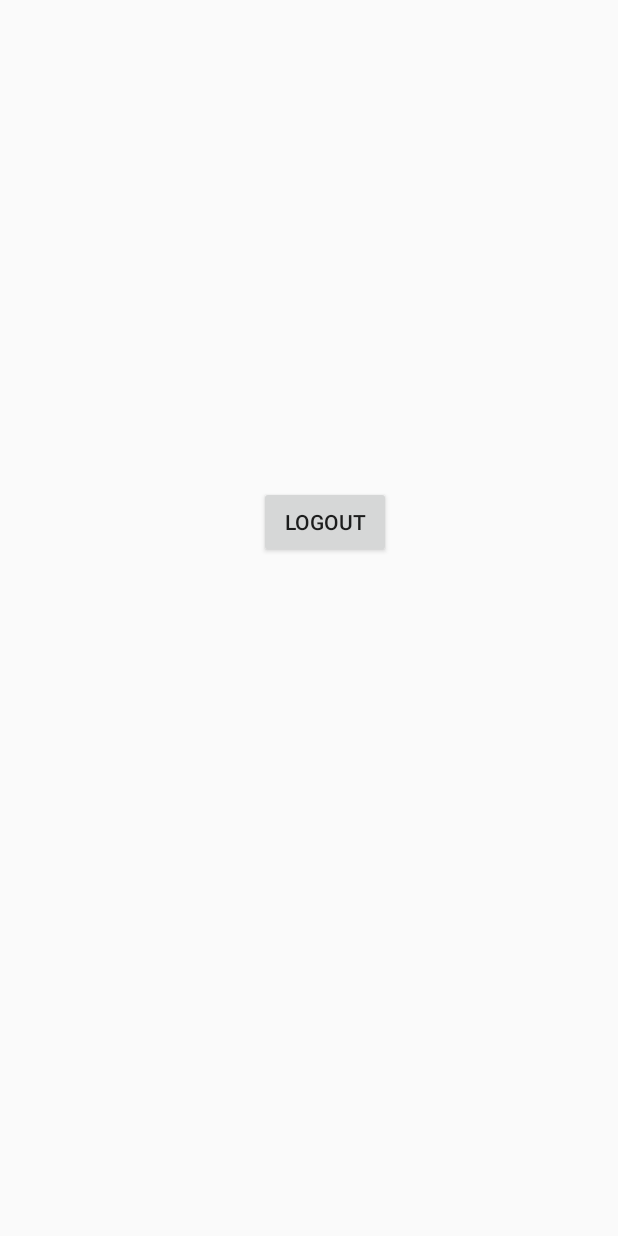
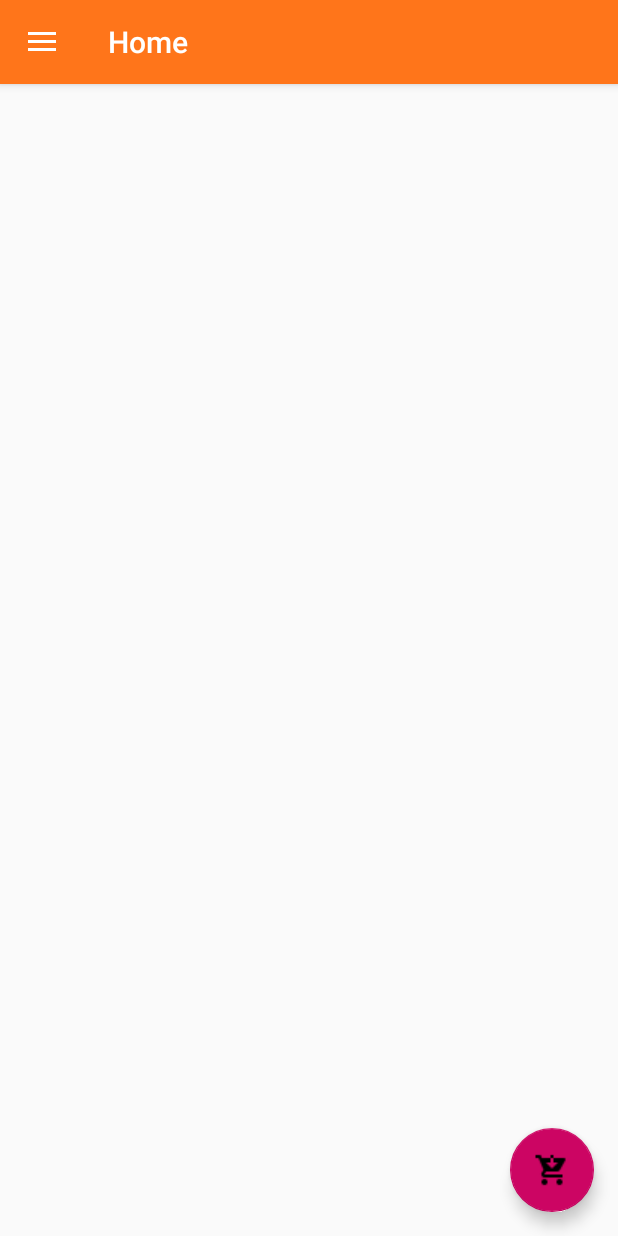
Before and after one commit to nomadlife/eCommerce_app, an Android app: the HomeActivity screen opened directly, with no data from a screen before it, on a phone screen of 412 x 824 dp. Run offline under Robolectric (Android 15) with nearby library versions, the phone set to English and light mode, and no system bars; libraries missing offline, so code that uses them is left out: io.paperdb; 1 statement that could not run was skipped.

Commit message:
ch14. Home, NavDrawer

```diff
--- a/app/build.gradle
+++ b/app/build.gradle
@@ -23,6 +23,8 @@ dependencies {
     implementation fileTree(dir: 'libs', include: ['*.jar'])
     implementation 'androidx.appcompat:appcompat:1.1.0'
     implementation 'androidx.constraintlayout:constraintlayout:1.1.3'
+    implementation 'androidx.legacy:legacy-support-v4:1.0.0'
+    implementation 'com.google.android.material:material:1.0.0'
     testImplementation 'junit:junit:4.12'
     androidTestImplementation 'androidx.test:runner:1.2.0'
     androidTestImplementation 'androidx.test.espresso:espresso-core:3.2.0'
@@ -32,6 +34,7 @@ dependencies {
     implementation 'androidx.cardview:cardview:1.0.0'
     implementation 'androidx.recyclerview:recyclerview:1.0.0'
     implementation 'io.paperdb:paperdb:2.6'
+    implementation 'de.hdodenhof:circleimageview:3.0.1'
 }
 
 apply plugin: 'com.google.gms.google-services'
--- a/app/src/main/AndroidManifest.xml
+++ b/app/src/main/AndroidManifest.xml
@@ -9,7 +9,10 @@
         android:roundIcon="@mipmap/ic_launcher_round"
         android:supportsRtl="true"
         android:theme="@style/AppTheme">
-        <activity android:name=".HomeActivity"></activity>
+        <activity
+            android:name=".HomeActivity"
+            android:label="@string/title_activity_home"
+            android:theme="@style/AppTheme.NoActionBar"></activity>
         <activity android:name=".RegisterActivity" />
         <activity android:name=".LoginActivity" />
         <activity android:name=".MainActivity">
--- a/app/src/main/java/com/example/ecommerce/HomeActivity.java
+++ b/app/src/main/java/com/example/ecommerce/HomeActivity.java
@@ -1,34 +1,116 @@
 package com.example.ecommerce;
-
-import androidx.appcompat.app.AppCompatActivity;
 
 import android.content.Intent;
 import android.os.Bundle;
+
+import com.google.android.material.floatingactionbutton.FloatingActionButton;
+import com.google.android.material.snackbar.Snackbar;
+
 import android.view.View;
-import android.widget.Button;
+
+import androidx.core.view.GravityCompat;
+import androidx.appcompat.app.ActionBarDrawerToggle;
+
+import android.view.MenuItem;
+
+import com.google.android.material.navigation.NavigationView;
+
+import androidx.drawerlayout.widget.DrawerLayout;
+
+import androidx.appcompat.app.AppCompatActivity;
+import androidx.appcompat.widget.Toolbar;
+
+import android.view.Menu;
 
 import io.paperdb.Paper;
 
-public class HomeActivity extends AppCompatActivity {
-
-    private Button LogoutButton;
+public class HomeActivity extends AppCompatActivity
+        implements NavigationView.OnNavigationItemSelectedListener {
 
     @Override
     protected void onCreate(Bundle savedInstanceState) {
         super.onCreate(savedInstanceState);
         setContentView(R.layout.activity_home);
 
-        LogoutButton = (Button) findViewById(R.id.logout_btn);
+        Paper.init(this);
 
-        LogoutButton.setOnClickListener(new View.OnClickListener() {
+        Toolbar toolbar = findViewById(R.id.toolbar);
+        toolbar.setTitle("Home");
+        setSupportActionBar(toolbar);
+
+
+        FloatingActionButton fab = findViewById(R.id.fab);
+        fab.setOnClickListener(new View.OnClickListener() {
             @Override
             public void onClick(View view) {
-
-                Paper.book().destroy();
-
-                Intent intent = new Intent(HomeActivity.this, MainActivity.class);
-                startActivity(intent);
+                Snackbar.make(view, "Replace with your own action", Snackbar.LENGTH_LONG)
+                        .setAction("Action", null).show();
             }
         });
+        DrawerLayout drawer = findViewById(R.id.drawer_layout);
+        NavigationView navigationView = findViewById(R.id.nav_view);
+        ActionBarDrawerToggle toggle = new ActionBarDrawerToggle(
+                this, drawer, toolbar, R.string.navigation_drawer_open, R.string.navigation_drawer_close);
+        drawer.addDrawerListener(toggle);
+        toggle.syncState();
+        navigationView.setNavigationItemSelectedListener(this);
+    }
+
+    @Override
+    public void onBackPressed() {
+        DrawerLayout drawer = findViewById(R.id.drawer_layout);
+        if (drawer.isDrawerOpen(GravityCompat.START)) {
+            drawer.closeDrawer(GravityCompat.START);
+        } else {
+            super.onBackPressed();
+        }
+    }
+
+    @Override
+    public boolean onCreateOptionsMenu(Menu menu) {
+        // Inflate the menu; this adds items to the action bar if it is present.
+        getMenuInflater().inflate(R.menu.home, menu);
+        return true;
+    }
+
+    @Override
+    public boolean onOptionsItemSelected(MenuItem item) {
+
+        int id = item.getItemId();
+
+//        if (id == R.id.action_settings) {
+//            return true;
+//        }
+
+        return super.onOptionsItemSelected(item);
+    }
+
+    @SuppressWarnings("StatementWithEmptyBody")
+    @Override
+    public boolean onNavigationItemSelected(MenuItem item) {
+        // Handle navigation view item clicks here.
+        int id = item.getItemId();
+
+        if (id == R.id.nav_cart) {
+            // Handle the camera action
+        } else if (id == R.id.nav_orders) {
+
+        } else if (id == R.id.nav_categories) {
+
+        } else if (id == R.id.nav_settings) {
+
+        } else if (id == R.id.nav_logout) {
+            Paper.book().destroy();
+
+            Intent intent = new Intent(HomeActivity.this, MainActivity.class);
+            intent.addFlags(Intent.FLAG_ACTIVITY_NEW_TASK | Intent.FLAG_ACTIVITY_CLEAR_TASK);
+            startActivity(intent);
+            finish();
+
+        }
+
+        DrawerLayout drawer = findViewById(R.id.drawer_layout);
+        drawer.closeDrawer(GravityCompat.START);
+        return true;
     }
 }
--- /dev/null
+++ b/app/src/main/res/drawable/ic_menu_manage.xml
@@ -0,0 +1,9 @@
+<vector xmlns:android="http://schemas.android.com/apk/res/android"
+    android:width="24dp"
+    android:height="24dp"
+    android:viewportWidth="24.0"
+    android:viewportHeight="24.0">
+    <path
+        android:fillColor="#FF000000"
+        android:pathData="M22.7,19l-9.1,-9.1c0.9,-2.3 0.4,-5 -1.5,-6.9 -2,-2 -5,-2.4 -7.4,-1.3L9,6 6,9 1.6,4.7C0.4,7.1 0.9,10.1 2.9,12.1c1.9,1.9 4.6,2.4 6.9,1.5l9.1,9.1c0.4,0.4 1,0.4 1.4,0l2.3,-2.3c0.5,-0.4 0.5,-1.1 0.1,-1.4z" />
+</vector>
--- a/app/src/main/res/layout/activity_home.xml
+++ b/app/src/main/res/layout/activity_home.xml
@@ -1,18 +1,25 @@
 <?xml version="1.0" encoding="utf-8"?>
-<RelativeLayout xmlns:android="http://schemas.android.com/apk/res/android"
+<androidx.drawerlayout.widget.DrawerLayout xmlns:android="http://schemas.android.com/apk/res/android"
     xmlns:app="http://schemas.android.com/apk/res-auto"
     xmlns:tools="http://schemas.android.com/tools"
+    android:id="@+id/drawer_layout"
     android:layout_width="match_parent"
     android:layout_height="match_parent"
-    tools:context=".HomeActivity">
+    android:fitsSystemWindows="true"
+    tools:openDrawer="start">
 
-    <Button
-        android:id="@+id/logout_btn"
+    <include
+        layout="@layout/app_bar_home"
+        android:layout_width="match_parent"
+        android:layout_height="match_parent" />
+
+    <com.google.android.material.navigation.NavigationView
+        android:id="@+id/nav_view"
         android:layout_width="wrap_content"
-        android:layout_height="wrap_content"
-        android:layout_alignParentTop="true"
-        android:layout_alignParentEnd="true"
-        android:layout_marginTop="324dp"
-        android:layout_marginEnd="151dp"
-        android:text="Logout" />
-</RelativeLayout>
+        android:layout_height="match_parent"
+        android:layout_gravity="start"
+        android:fitsSystemWindows="true"
+        app:headerLayout="@layout/nav_header_home"
+        app:menu="@menu/activity_home_drawer" />
+
+</androidx.drawerlayout.widget.DrawerLayout>
--- /dev/null
+++ b/app/src/main/res/layout/app_bar_home.xml
@@ -0,0 +1,33 @@
+<?xml version="1.0" encoding="utf-8"?>
+<androidx.coordinatorlayout.widget.CoordinatorLayout xmlns:android="http://schemas.android.com/apk/res/android"
+    xmlns:app="http://schemas.android.com/apk/res-auto"
+    xmlns:tools="http://schemas.android.com/tools"
+    android:layout_width="match_parent"
+    android:layout_height="match_parent"
+    tools:context=".HomeActivity">
+
+    <com.google.android.material.appbar.AppBarLayout
+        android:layout_width="match_parent"
+        android:layout_height="wrap_content"
+        android:theme="@style/AppTheme.AppBarOverlay">
+
+        <androidx.appcompat.widget.Toolbar
+            android:id="@+id/toolbar"
+            android:layout_width="match_parent"
+            android:layout_height="?attr/actionBarSize"
+            android:background="?attr/colorPrimary"
+            app:popupTheme="@style/AppTheme.PopupOverlay" />
+
+    </com.google.android.material.appbar.AppBarLayout>
+
+    <include layout="@layout/content_home" />
+
+    <com.google.android.material.floatingactionbutton.FloatingActionButton
+        android:id="@+id/fab"
+        android:layout_width="wrap_content"
+        android:layout_height="wrap_content"
+        android:layout_gravity="bottom|end"
+        android:layout_margin="@dimen/fab_margin"
+        app:srcCompat="@drawable/nav_cart" />
+
+</androidx.coordinatorlayout.widget.CoordinatorLayout>
--- /dev/null
+++ b/app/src/main/res/layout/content_home.xml
@@ -0,0 +1,22 @@
+<?xml version="1.0" encoding="utf-8"?>
+<RelativeLayout
+    xmlns:android="http://schemas.android.com/apk/res/android"
+    xmlns:app="http://schemas.android.com/apk/res-auto"
+    xmlns:tools="http://schemas.android.com/tools"
+    android:layout_width="match_parent"
+    android:layout_height="match_parent"
+    app:layout_behavior="@string/appbar_scrolling_view_behavior"
+    tools:context=".HomeActivity"
+    tools:showIn="@layout/app_bar_home">
+
+    <androidx.recyclerview.widget.RecyclerView
+        android:id="@+id/recycler_menu"
+        android:layout_width="match_parent"
+        android:layout_height="match_parent"
+        android:scrollbars="vertical"
+        >
+
+
+    </androidx.recyclerview.widget.RecyclerView>
+
+</RelativeLayout>
--- /dev/null
+++ b/app/src/main/res/menu/activity_home_drawer.xml
@@ -0,0 +1,35 @@
+<?xml version="1.0" encoding="utf-8"?>
+<menu xmlns:android="http://schemas.android.com/apk/res/android"
+    xmlns:tools="http://schemas.android.com/tools"
+    tools:showIn="navigation_view">
+
+    <group android:checkableBehavior="single">
+        <item
+            android:id="@+id/nav_cart"
+            android:icon="@drawable/nav_cart"
+            android:title="Cart"
+            android:iconTint="@android:color/white"/>
+        <item
+            android:id="@+id/nav_orders"
+            android:icon="@drawable/orders"
+            android:title="Orders"
+            android:iconTint="@android:color/white"/>
+        <item
+            android:id="@+id/nav_categories"
+            android:icon="@drawable/category"
+            android:title="Categories"
+            android:iconTint="@android:color/white"/>
+        <item
+            android:id="@+id/nav_settings"
+            android:icon="@drawable/ic_menu_manage"
+            android:title="Settings"
+            android:iconTint="@android:color/white"/>
+        <item
+            android:id="@+id/nav_logout"
+            android:icon="@drawable/logout"
+            android:title="Logout"
+            android:iconTint="@android:color/white"/>
+    </group>
+
+
+</menu>
--- /dev/null
+++ b/app/src/main/res/menu/home.xml
@@ -0,0 +1,9 @@
+<?xml version="1.0" encoding="utf-8"?>
+<menu xmlns:android="http://schemas.android.com/apk/res/android"
+    xmlns:app="http://schemas.android.com/apk/res-auto">
+    <!--<item-->
+        <!--android:id="@+id/action_settings"-->
+        <!--android:orderInCategory="100"-->
+        <!--android:title="@string/action_settings"-->
+        <!--app:showAsAction="never" />-->
+</menu >
--- /dev/null
+++ b/app/src/main/res/values-v21/styles.xml
@@ -0,0 +1,8 @@
+<resources>
+
+    <style name="AppTheme.NoActionBar">
+        <item name="windowActionBar">false</item>
+        <item name="windowNoTitle">true</item>
+        <item name="android:statusBarColor">@android:color/transparent</item>
+    </style>
+</resources>
--- a/app/src/main/res/values/styles.xml
+++ b/app/src/main/res/values/styles.xml
@@ -8,4 +8,13 @@
         <item name="colorAccent">@color/colorAccent</item>
     </style>
 
+    <style name="AppTheme.NoActionBar">
+        <item name="windowActionBar">false</item>
+        <item name="windowNoTitle">true</item>
+    </style>
+
+    <style name="AppTheme.AppBarOverlay" parent="ThemeOverlay.AppCompat.Dark.ActionBar" />
+
+    <style name="AppTheme.PopupOverlay" parent="ThemeOverlay.AppCompat.Light" />
+
 </resources>
```
Also changed, not shown: app/src/main/res/drawable/ic_menu_camera.xml (added, +12 -0 lines), app/src/main/res/drawable/ic_menu_gallery.xml (added, +9 -0 lines), app/src/main/res/drawable/ic_menu_send.xml (added, +9 -0 lines), app/src/main/res/drawable/ic_menu_share.xml (added, +9 -0 lines), app/src/main/res/drawable/ic_menu_slideshow.xml (added, +9 -0 lines), app/src/main/res/drawable/side_nav_bar.xml (added, +15 -0 lines), app/src/main/res/layout/nav_header_home.xml (added, +37 -0 lines), app/src/main/res/values/dimens.xml (added, +8 -0 lines), app/src/main/res/values/strings.xml (+14 -0 lines).
